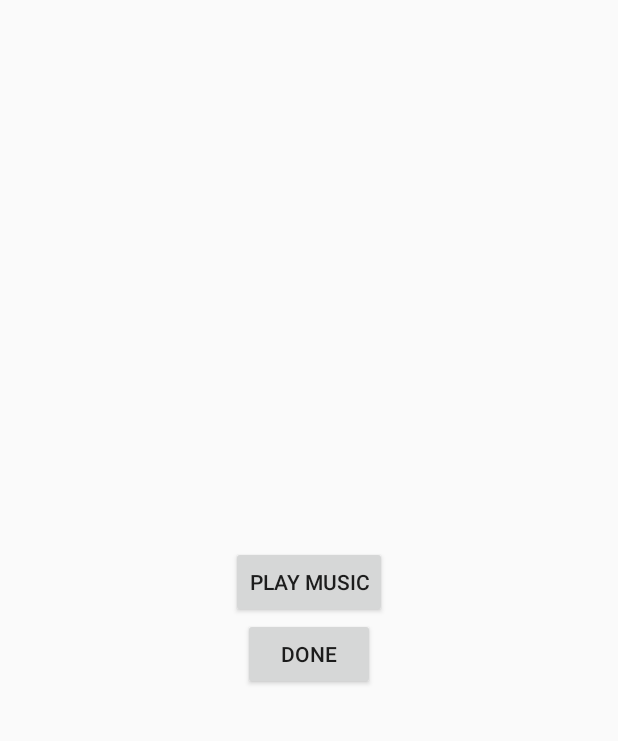
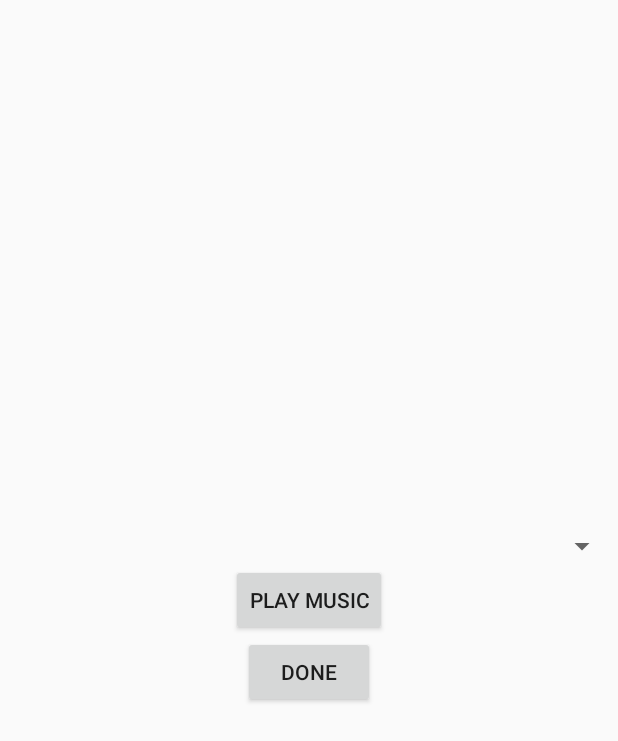
Before and after one commit to Segev29/BlackjackSegev1, an Android app: the SettingsActivity screen opened directly, with no data from a screen before it, on a phone screen of 412 x 824 dp. Shown: the top 741 px of the screen. Run offline under Robolectric (Android 15) with nearby library versions, the phone set to English and light mode, and no system bars; 1 statement that could not run was skipped.

```diff
--- a/app/src/main/java/com/example/blackjacksegev/GameActivity.java
+++ b/app/src/main/java/com/example/blackjacksegev/GameActivity.java
@@ -128,7 +128,6 @@ public class GameActivity extends AppCompatActivity implements View.OnClickListe
             }
             setResult(RESULT_OK,i);
             finish();
-            this.createDialog();
         }
         addCards();
     }
--- a/app/src/main/java/com/example/blackjacksegev/SettingsActivity.java
+++ b/app/src/main/java/com/example/blackjacksegev/SettingsActivity.java
@@ -3,24 +3,39 @@ package com.example.blackjacksegev;
 import android.content.Intent;
 import android.os.Bundle;
 import android.view.View;
+import android.widget.AdapterView;
+import android.widget.ArrayAdapter;
 import android.widget.Button;
+import android.widget.Spinner;
+
 import androidx.appcompat.app.AppCompatActivity;
 
 import java.util.Set;
 
-public class SettingsActivity extends AppCompatActivity implements View.OnClickListener {
+public class SettingsActivity extends AppCompatActivity implements View.OnClickListener, AdapterView.OnItemClickListener {
     private boolean isMusicPlaying = false;
     private Button musicButton, btnDone;
+    private Spinner spinner;
+    private String[] arr = {"","red","green","blue"};
+    private ArrayAdapter<String> stringArrayAdapter;
+    private boolean isfirsttime = true;
     @Override
     protected void onCreate(Bundle savedInstanceState) {
         super.onCreate(savedInstanceState);
         setContentView(R.layout.activity_settings);
         musicButton = findViewById(R.id.musicButton);
         btnDone = findViewById(R.id.btnDone);
+        spinner = findViewById(R.id.spinnerColors);
+        stringArrayAdapter = new ArrayAdapter<String>(this, android.R.layout.simple_spinner_item,
+                arr);
+        stringArrayAdapter.setDropDownViewResource(android.R.layout.simple_spinner_dropdown_item);
+        spinner.setAdapter(stringArrayAdapter);
         btnDone.setOnClickListener(this);
         musicButton.setOnClickListener(this);
+        spinner.setOnItemClickListener(this);
 
     }
+
 
     @Override
     public void onClick(View v) {
@@ -44,4 +59,16 @@ public class SettingsActivity extends AppCompatActivity implements View.OnClickL
         }
 
     }
+
+    @Override
+    public void onItemClick(AdapterView<?> parent, View view, int position, long id) {
+        if(isfirsttime==false){
+            Intent intent = new Intent();
+            intent.putExtra("color",arr[position]);
+            setResult(RESULT_OK,intent);
+            finish();
+        }
+        isfirsttime= false;
+    }
+
 }
--- a/app/src/main/res/layout/activity_settings.xml
+++ b/app/src/main/res/layout/activity_settings.xml
@@ -4,7 +4,11 @@
     android:layout_height="match_parent"
     android:gravity="center"
     android:orientation="vertical">
-
+    <Spinner
+        android:layout_width="match_parent"
+        android:layout_height="wrap_content"
+        android:id="@+id/spinnerColors"
+        ></Spinner>
     <Button
         android:id="@+id/musicButton"
         android:layout_width="wrap_content"
```
Also changed, not shown: app/src/main/java/com/example/blackjacksegev/MainActivity.java (+26 -4 lines).
